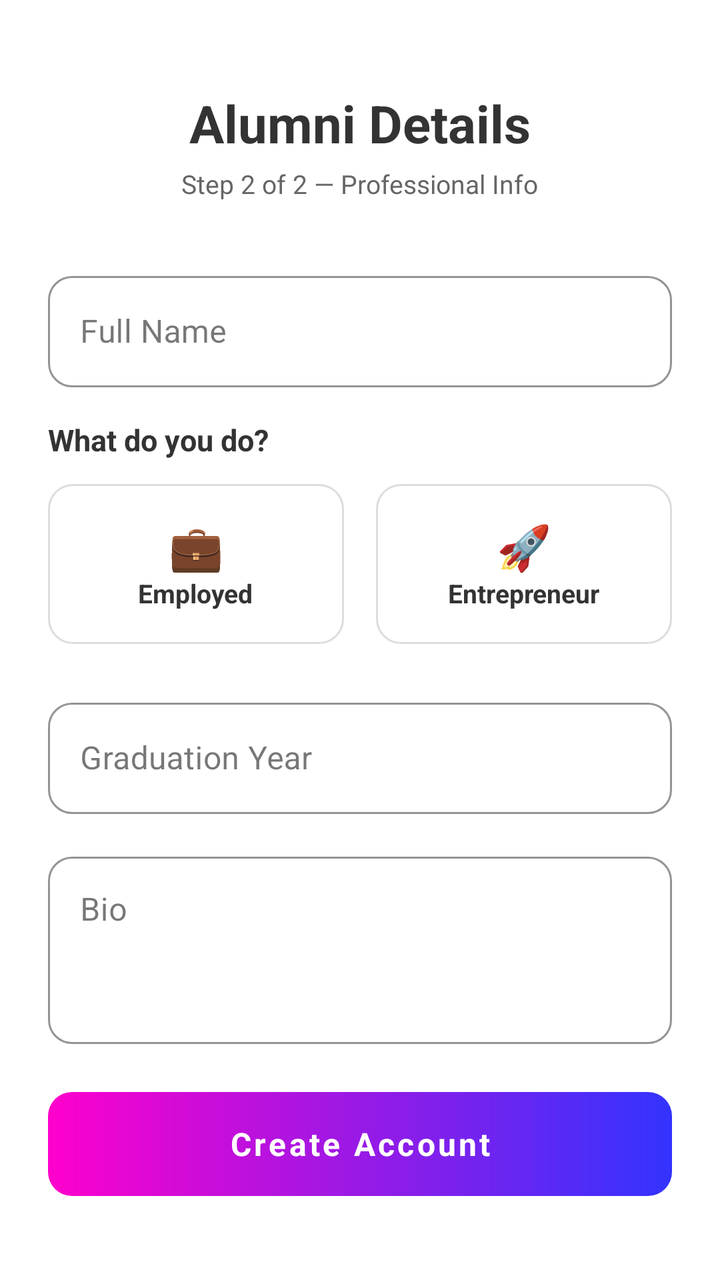
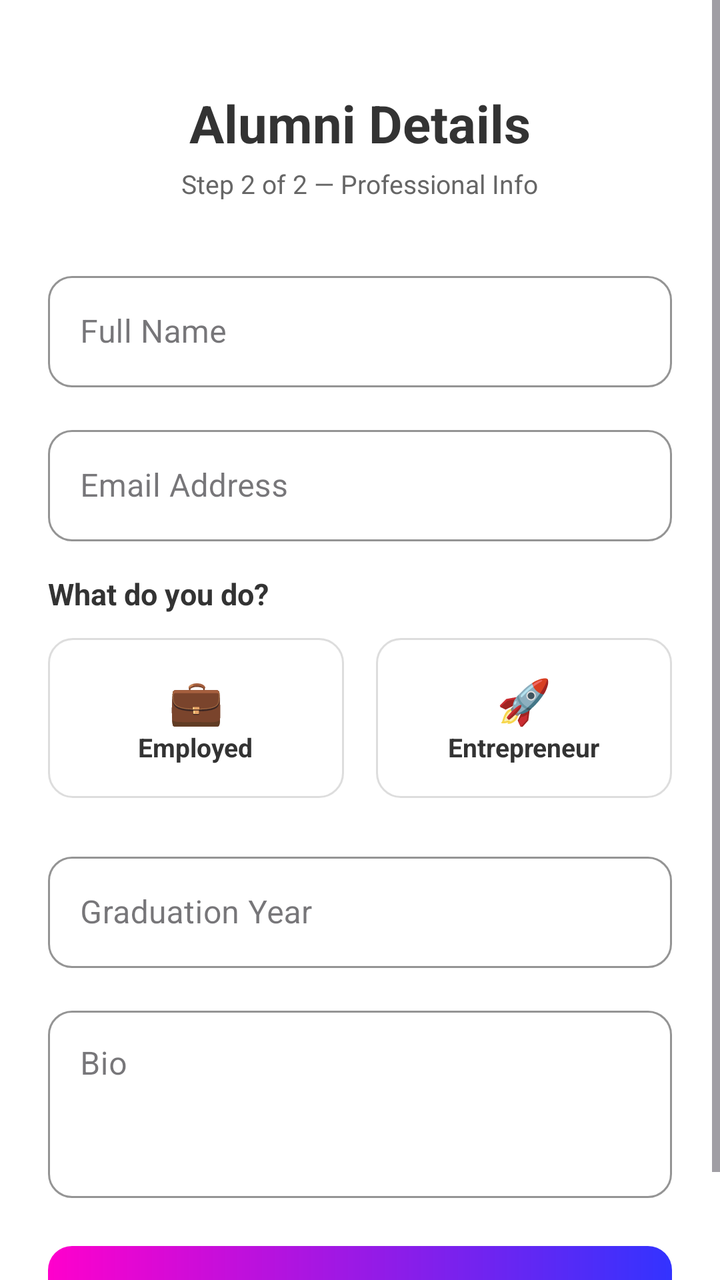

Two renders of the same Android screen: before a commit and after it. Below are the layout's source before the change and the commit's diff.
<!-- AndroidManifest.xml: application theme Theme.MXNexus -->
<!-- res/layout/activity_register_alumni.xml -->
<?xml version="1.0" encoding="utf-8"?>
<ScrollView xmlns:android="http://schemas.android.com/apk/res/android"
    xmlns:app="http://schemas.android.com/apk/res-auto"
    android:layout_width="match_parent"
    android:layout_height="match_parent"
    android:background="#FFFFFF">

    <LinearLayout
        android:layout_width="match_parent"
        android:layout_height="wrap_content"
        android:orientation="vertical"
        android:padding="24dp"
        android:gravity="center_horizontal">

        <TextView
            android:layout_width="wrap_content"
            android:layout_height="wrap_content"
            android:text="Alumni Details"
            android:textSize="26sp"
            android:textStyle="bold"
            android:textColor="#333333"
            android:layout_marginTop="20dp"
            android:layout_marginBottom="4dp"/>

        <TextView
            android:layout_width="wrap_content"
            android:layout_height="wrap_content"
            android:text="Step 2 of 2 — Professional Info"
            android:textSize="13sp"
            android:textColor="#666666"
            android:layout_marginBottom="32dp"/>

        
        <com.google.android.material.textfield.TextInputLayout
            android:layout_width="match_parent"
            android:layout_height="wrap_content"
            android:hint="Full Name"
            style="@style/Widget.MaterialComponents.TextInputLayout.OutlinedBox"
            android:layout_marginBottom="16dp"
            app:boxCornerRadiusTopStart="12dp"
            app:boxCornerRadiusTopEnd="12dp"
            app:boxCornerRadiusBottomStart="12dp"
            app:boxCornerRadiusBottomEnd="12dp"
            app:boxStrokeColor="#EEEEEE"
            app:hintTextColor="#999999">
            <com.google.android.material.textfield.TextInputEditText
                android:id="@+id/etNamePreview"
                android:layout_width="match_parent"
                android:layout_height="wrap_content"
                android:enabled="false"
                android:textColor="#999999"/>
        </com.google.android.material.textfield.TextInputLayout>

        
        <TextView
            android:layout_width="match_parent"
            android:layout_height="wrap_content"
            android:text="What do you do?"
            android:textSize="15sp"
            android:textStyle="bold"
            android:textColor="#333333"
            android:layout_marginBottom="12dp"/>

        <LinearLayout
            android:layout_width="match_parent"
            android:layout_height="wrap_content"
            android:orientation="horizontal"
            android:layout_marginBottom="24dp">

            
            <LinearLayout
                android:id="@+id/cardEmployed"
                android:layout_width="0dp"
                android:layout_height="80dp"
                android:layout_weight="1"
                android:orientation="vertical"
                android:gravity="center"
                android:background="@drawable/role_card_unselected"
                android:layout_marginEnd="8dp">
                <TextView android:layout_width="wrap_content" android:layout_height="wrap_content" android:text="💼" android:textSize="22sp"/>
                <TextView android:layout_width="wrap_content" android:layout_height="wrap_content" android:text="Employed" android:textSize="13sp" android:textColor="#333333" android:textStyle="bold"/>
            </LinearLayout>

            
            <LinearLayout
                android:id="@+id/cardEntrepreneur"
                android:layout_width="0dp"
                android:layout_height="80dp"
                android:layout_weight="1"
                android:orientation="vertical"
                android:gravity="center"
                android:background="@drawable/role_card_unselected"
                android:layout_marginStart="8dp">
                <TextView android:layout_width="wrap_content" android:layout_height="wrap_content" android:text="🚀" android:textSize="22sp"/>
                <TextView android:layout_width="wrap_content" android:layout_height="wrap_content" android:text="Entrepreneur" android:textSize="13sp" android:textColor="#333333" android:textStyle="bold"/>
            </LinearLayout>
        </LinearLayout>

        
        <LinearLayout
            android:id="@+id/layoutEmployed"
            android:layout_width="match_parent"
            android:layout_height="wrap_content"
            android:orientation="vertical"
            android:visibility="gone">
            <com.google.android.material.textfield.TextInputLayout
                android:layout_width="match_parent"
                android:layout_height="wrap_content"
                android:hint="Company Name"
                style="@style/Widget.MaterialComponents.TextInputLayout.OutlinedBox"
                android:layout_marginBottom="16dp"
                app:boxCornerRadiusTopStart="12dp"
                app:boxCornerRadiusTopEnd="12dp"
                app:boxCornerRadiusBottomStart="12dp"
                app:boxCornerRadiusBottomEnd="12dp"
                app:boxStrokeColor="#DDDDDD">
                <com.google.android.material.textfield.TextInputEditText
                    android:id="@+id/etCompany"
                    android:layout_width="match_parent"
                    android:layout_height="wrap_content"
                    android:textColor="#333333"/>
            </com.google.android.material.textfield.TextInputLayout>
            <com.google.android.material.textfield.TextInputLayout
                android:layout_width="match_parent"
                android:layout_height="wrap_content"
                android:hint="Designation"
                style="@style/Widget.MaterialComponents.TextInputLayout.OutlinedBox"
                android:layout_marginBottom="16dp"
                app:boxCornerRadiusTopStart="12dp"
                app:boxCornerRadiusTopEnd="12dp"
                app:boxCornerRadiusBottomStart="12dp"
                app:boxCornerRadiusBottomEnd="12dp"
                app:boxStrokeColor="#DDDDDD">
                <com.google.android.material.textfield.TextInputEditText
                    android:id="@+id/etDesignation"
                    android:layout_width="match_parent"
                    android:layout_height="wrap_content"
                    android:textColor="#333333"/>
            </com.google.android.material.textfield.TextInputLayout>
        </LinearLayout>

        
        <LinearLayout
            android:id="@+id/layoutEntrepreneur"
            android:layout_width="match_parent"
            android:layout_height="wrap_content"
            android:orientation="vertical"
            android:visibility="gone">
            <com.google.android.material.textfield.TextInputLayout
                android:layout_width="match_parent"
                android:layout_height="wrap_content"
                android:hint="Business Name"
                style="@style/Widget.MaterialComponents.TextInputLayout.OutlinedBox"
                android:layout_marginBottom="16dp"
                app:boxCornerRadiusTopStart="12dp"
                app:boxCornerRadiusTopEnd="12dp"
                app:boxCornerRadiusBottomStart="12dp"
                app:boxCornerRadiusBottomEnd="12dp"
                app:boxStrokeColor="#DDDDDD">
                <com.google.android.material.textfield.TextInputEditText
                    android:id="@+id/etBusinessName"
                    android:layout_width="match_parent"
                    android:layout_height="wrap_content"
                    android:textColor="#333333"/>
            </com.google.android.material.textfield.TextInputLayout>
            <com.google.android.material.textfield.TextInputLayout
                android:layout_width="match_parent"
                android:layout_height="wrap_content"
                android:hint="Your Role"
                style="@style/Widget.MaterialComponents.TextInputLayout.OutlinedBox"
                android:layout_marginBottom="16dp"
                app:boxCornerRadiusTopStart="12dp"
                app:boxCornerRadiusTopEnd="12dp"
                app:boxCornerRadiusBottomStart="12dp"
                app:boxCornerRadiusBottomEnd="12dp"
                app:boxStrokeColor="#DDDDDD">
                <com.google.android.material.textfield.TextInputEditText
                    android:id="@+id/etFounderRole"
                    android:layout_width="match_parent"
                    android:layout_height="wrap_content"
                    android:textColor="#333333"/>
            </com.google.android.material.textfield.TextInputLayout>
        </LinearLayout>

        <com.google.android.material.textfield.TextInputLayout
            android:layout_width="match_parent"
            android:layout_height="wrap_content"
            android:hint="Graduation Year"
            style="@style/Widget.MaterialComponents.TextInputLayout.OutlinedBox"
            android:layout_marginBottom="16dp"
            app:boxCornerRadiusTopStart="12dp"
            app:boxCornerRadiusTopEnd="12dp"
            app:boxCornerRadiusBottomStart="12dp"
            app:boxCornerRadiusBottomEnd="12dp"
            app:boxStrokeColor="#DDDDDD">
            <com.google.android.material.textfield.TextInputEditText
                android:id="@+id/etGradYear"
                android:layout_width="match_parent"
                android:layout_height="wrap_content"
                android:inputType="number"
                android:textColor="#333333"/>
        </com.google.android.material.textfield.TextInputLayout>

        <com.google.android.material.textfield.TextInputLayout
            android:layout_width="match_parent"
            android:layout_height="wrap_content"
            android:hint="Bio"
            style="@style/Widget.MaterialComponents.TextInputLayout.OutlinedBox"
            android:layout_marginBottom="24dp"
            app:boxCornerRadiusTopStart="12dp"
            app:boxCornerRadiusTopEnd="12dp"
            app:boxCornerRadiusBottomStart="12dp"
            app:boxCornerRadiusBottomEnd="12dp"
            app:boxStrokeColor="#DDDDDD">
            <com.google.android.material.textfield.TextInputEditText
                android:id="@+id/etBio"
                android:layout_width="match_parent"
                android:layout_height="wrap_content"
                android:minLines="3"
                android:gravity="top"
                android:inputType="textMultiLine"
                android:textColor="#333333"/>
        </com.google.android.material.textfield.TextInputLayout>

        
        <FrameLayout
            android:layout_width="match_parent"
            android:layout_height="52dp"
            android:background="@drawable/gradient_button">
            <com.google.android.material.button.MaterialButton
                android:id="@+id/btnRegisterAlumni"
                android:layout_width="match_parent"
                android:layout_height="match_parent"
                android:text="Create Account"
                android:textColor="#FFFFFF"
                android:textSize="16sp"
                android:textStyle="bold"
                app:backgroundTint="@android:color/transparent"
                android:background="@android:color/transparent"
                app:elevation="0dp"
                android:textAllCaps="false"/>
        </FrameLayout>

        <ProgressBar
            android:id="@+id/progressBar"
            android:layout_width="wrap_content"
            android:layout_height="wrap_content"
            android:layout_gravity="center"
            android:layout_marginTop="12dp"
            android:visibility="gone"/>

    </LinearLayout>
</ScrollView>
<!-- resources referenced by this layout -->
<resources>
  <!-- drawable gradient_button (drawable) -->
  <?xml version="1.0" encoding="utf-8"?>
  <shape xmlns:android="http://schemas.android.com/apk/res/android"
      android:shape="rectangle">
      <gradient
          android:startColor="#FF00CC"
          android:endColor="#3333FF"
          android:angle="0" />
      <corners android:radius="12dp" />
  </shape>
  <!-- drawable role_card_unselected (drawable) -->
  <?xml version="1.0" encoding="utf-8"?>
  <shape xmlns:android="http://schemas.android.com/apk/res/android">
      <solid android:color="#FFFFFF" />
      <stroke android:width="1dp" android:color="#DDDDDD" />
      <corners android:radius="12dp" />
  </shape>
  <style name="Theme.MXNexus" parent="Base.Theme.MXNexus" />
  <style name="Base.Theme.MXNexus" parent="Theme.Material3.Light.NoActionBar">
          <item name="colorPrimary">@color/primary</item>
          <item name="colorOnPrimary">@color/surface</item>
          <item name="colorSecondary">@color/accent</item>
          <item name="android:colorBackground">@color/background</item>
          <item name="android:fontFamily">sans-serif</item>
          <item name="android:textColorPrimary">#1A1A2E</item>
          <item name="materialButtonStyle">@style/WhiteTextButton</item>
      </style>
  <color name="primary">#FF00CC</color>
  <color name="surface">#FFFFFF</color>
  <color name="accent">#3333FF</color>
  <color name="background">#FFFFFF</color>
  <style name="WhiteTextButton" parent="Widget.MaterialComponents.Button">
          <item name="android:textColor">#FFFFFF</item>
      </style>
</resources>

<!-- the commit's change to res/layout/activity_register_alumni.xml (unified diff, before → after) -->
@@ -51,6 +51,26 @@
                 android:textColor="#999999"/>
         </com.google.android.material.textfield.TextInputLayout>
 
+        <com.google.android.material.textfield.TextInputLayout
+            android:layout_width="match_parent"
+            android:layout_height="wrap_content"
+            android:hint="Email Address"
+            style="@style/Widget.MaterialComponents.TextInputLayout.OutlinedBox"
+            android:layout_marginBottom="16dp"
+            app:boxCornerRadiusTopStart="12dp"
+            app:boxCornerRadiusTopEnd="12dp"
+            app:boxCornerRadiusBottomStart="12dp"
+            app:boxCornerRadiusBottomEnd="12dp"
+            app:boxStrokeColor="#EEEEEE"
+            app:hintTextColor="#999999">
+            <com.google.android.material.textfield.TextInputEditText
+                android:id="@+id/etEmailPreview"
+                android:layout_width="match_parent"
+                android:layout_height="wrap_content"
+                android:enabled="false"
+                android:textColor="#999999"/>
+        </com.google.android.material.textfield.TextInputLayout>
+
         
         <TextView
             android:layout_width="match_parent"
@@ -67,7 +87,6 @@
             android:orientation="horizontal"
             android:layout_marginBottom="24dp">
 
-            
             <LinearLayout
                 android:id="@+id/cardEmployed"
                 android:layout_width="0dp"
@@ -81,7 +100,6 @@
                 <TextView android:layout_width="wrap_content" android:layout_height="wrap_content" android:text="Employed" android:textSize="13sp" android:textColor="#333333" android:textStyle="bold"/>
             </LinearLayout>
 
-            
             <LinearLayout
                 android:id="@+id/cardEntrepreneur"
                 android:layout_width="0dp"
@@ -222,7 +240,6 @@
                 android:textColor="#333333"/>
         </com.google.android.material.textfield.TextInputLayout>
 
-        
         <FrameLayout
             android:layout_width="match_parent"
             android:layout_height="52dp"
